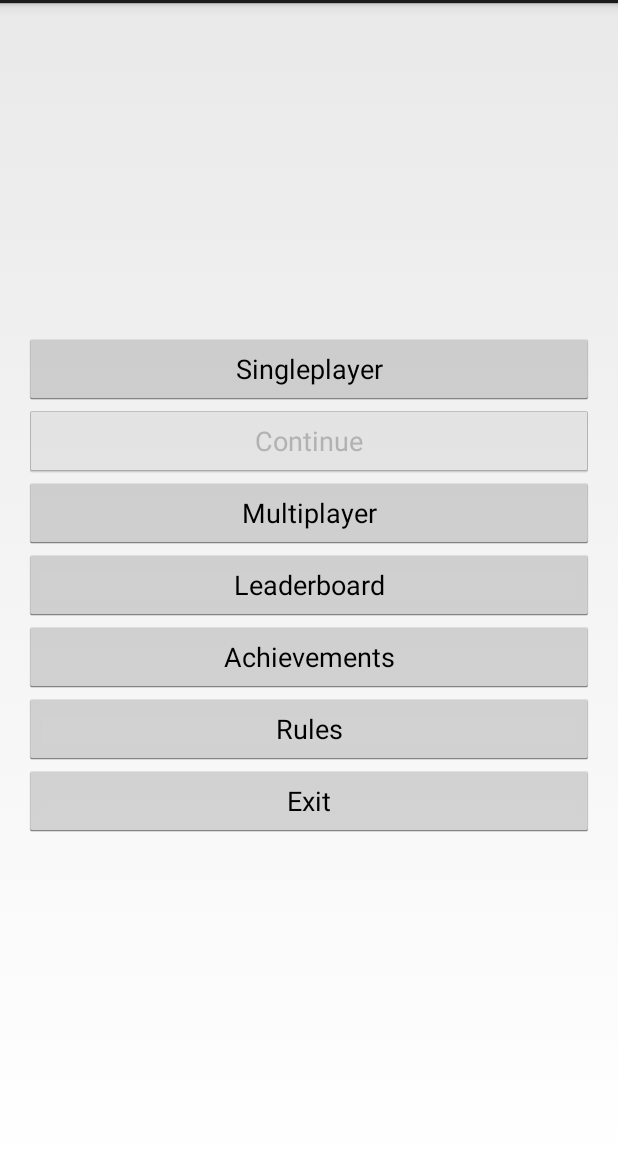
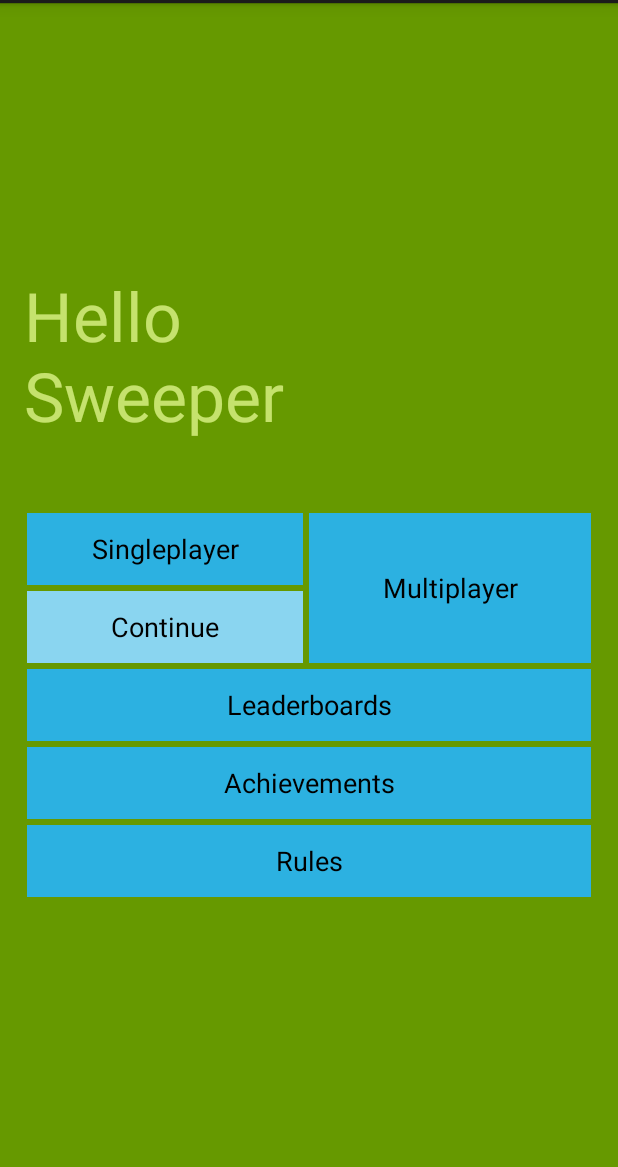
Before and after one commit to AppHat/MultiSweeper, an Android app: the layout activity_home.xml on its own in the app's theme, with its tools: preview values and no code run, on a phone screen of 412 x 824 dp, the part 69-1236 px from its top. Run offline under Robolectric (Android 15) with nearby library versions, the phone set to English and light mode, and no system bars.

Commit message:
Matrial design and repsonse tile buttons

```diff
--- /dev/null
+++ b/app/src/main/res/drawable-hdpi/btn_default.xml
@@ -0,0 +1,11 @@
+<?xml version="1.0" encoding="utf-8"?>
+
+<selector xmlns:android="http://schemas.android.com/apk/res/android">
+    <item android:drawable="@color/btn_default" android:state_enabled="true" android:state_window_focused="false" />
+    <item android:drawable="@color/btn_default_disabled" android:state_enabled="false" android:state_window_focused="false" />
+    <item android:drawable="@color/btn_default_pressed" android:state_pressed="true" />
+    <item android:drawable="@color/btn_default_selected" android:state_enabled="true" android:state_focused="true" />
+    <item android:drawable="@color/btn_default_selected" android:state_enabled="true" />
+    <item android:drawable="@color/btn_default_selected" android:state_focused="true" />
+    <item android:drawable="@color/btn_default_disabled" />
+</selector>
--- a/app/src/main/res/layout/activity_home.xml
+++ b/app/src/main/res/layout/activity_home.xml
@@ -9,14 +9,36 @@
     android:paddingRight="@dimen/activity_horizontal_margin"
     android:paddingTop="@dimen/activity_vertical_margin"
     tools:context=".HomeActivity"
-    android:weightSum="1">
+    android:weightSum="1"
+    android:background="#669900">
+
+    <TextView
+        android:layout_width="fill_parent"
+        android:layout_height="160dp"
+        android:text="@string/app_title"
+        android:id="@+id/textView"
+        android:layout_gravity="center_horizontal"
+        android:textColor="#c5e26d"
+        android:textSize="45sp" />
+
+    <LinearLayout
+        android:orientation="horizontal"
+        android:layout_width="match_parent"
+        android:layout_height="wrap_content">
+
+        <LinearLayout
+            android:orientation="vertical"
+            android:layout_width="0dp"
+            android:layout_height="wrap_content"
+            android:layout_weight="1">
 
             <Button
                 android:id="@+id/singleplayer_button"
                 android:layout_width="match_parent"
                 android:layout_height="wrap_content"
                 android:onClick="startGame"
-        android:text="@string/singleplayer_button" />
+                android:text="@string/singleplayer_button"
+                style="@style/Button.Default" />
 
             <Button
                 android:id="@+id/continue_game_button"
@@ -24,41 +46,53 @@
                 android:layout_height="wrap_content"
                 android:onClick="continueGame"
                 android:text="@string/continue_game"
-        android:enabled="false" />
+                android:enabled="false"
+                style="@style/Button.Default" />
+
+            </LinearLayout>
 
         <Button
             android:id="@+id/multiplayer_button"
-        android:layout_width="match_parent"
-        android:layout_height="wrap_content"
+            android:layout_width="0dp"
+            android:layout_height="match_parent"
             android:onClick="multiplayer"
-        android:text="@string/multiplayer_button" />
+            android:text="@string/multiplayer_button"
+            style="@style/Button.Default"
+            android:layout_weight="1" />
+
+    </LinearLayout>
 
     <Button
         android:id="@+id/high_scores_button"
         android:layout_width="match_parent"
         android:layout_height="wrap_content"
         android:onClick="leaderboard"
-        android:text="@string/high_scores" />
+        android:text="@string/high_scores"
+        style="@style/Button.Default" />
 
     <Button
         android:id="@+id/achievement_button"
         android:layout_width="match_parent"
         android:layout_height="wrap_content"
         android:onClick="achievements"
-        android:text="@string/achievement_button" />
+        android:text="@string/achievement_button"
+        style="@style/Button.Default" />
 
     <Button
         android:id="@+id/rules_button"
         android:layout_width="match_parent"
         android:layout_height="wrap_content"
         android:onClick="rules"
-        android:text="@string/rules" />
+        android:text="@string/rules"
+        style="@style/Button.Default" />
 
+    <!--
     <Button
         android:id="@+id/exit_button"
         android:layout_width="match_parent"
         android:layout_height="wrap_content"
         android:onClick="exit"
-        android:text="@string/exit" />
-
+        android:text="@string/exit"
+        style="@style/Button.Default" />
+    -->
 </LinearLayout>
--- a/app/src/main/res/values/colors.xml
+++ b/app/src/main/res/values/colors.xml
@@ -2,4 +2,27 @@
 <resources>
     <color name="background">#FFF</color>
     <color name="game_board">#000</color>
+
+
+    <color name="btn_default_selected">#33b5e5</color>
+    <color name="btn_default">#2cb1e1</color>
+    <color name="btn_default_disabled">#8ad5f0</color>
+    <color name="btn_default_pressed">#0099CC</color>
+
+<!--
+    <color name="btn_default">#33B5E5</color>
+    <color name="btn_default_disabled">#ffa713</color>
+    <color name="btn_default_pressed">#0099CC</color>
+    <color name="btn_default_selected">#2cb1e1</color>
+    -->
+
+    <color name="white">#ffffff</color>
+    <color name="cyan">#00ffff</color>
+    <color name="green">#00ff00</color>
+    <color name="red">#ff0000</color>
+    <color name="ltgray">#333333</color>
+    <color name="yellow">#ffff00</color>
+    <color name="blue">#0000ff</color>
+    <color name="gray">#222222</color>
+
 </resources>
--- a/app/src/main/res/values/strings.xml
+++ b/app/src/main/res/values/strings.xml
@@ -8,7 +8,7 @@
     <string name="singleplayer_button">Singleplayer</string>
     <string name="multiplayer_button">Multiplayer</string>
     <string name="continue_game">Continue</string>
-    <string name="high_scores">Leaderboard</string>
+    <string name="high_scores">Leaderboards</string>
     <string name="rules">Rules</string>
     <string name="exit">Exit</string>
     <string name="title_activity_single_player">SingleSweeper</string>
@@ -35,4 +35,5 @@
     <string name="back">Back</string>
     <string name="achievement_button">Achievements</string>
     <string name="action_logout">G+ Sign-out</string>
+    <string name="app_title">"Hello\nSweeper"</string>
 </resources>
--- a/app/src/main/res/values/styles.xml
+++ b/app/src/main/res/values/styles.xml
@@ -9,13 +9,10 @@
         <item name="android:textColor">@drawable/btn_tile</item>
     </style>
 
-    <color name="white">#ffffff</color>
-    <color name="cyan">#00ffff</color>
-    <color name="green">#00ff00</color>
-    <color name="red">#ff0000</color>
-    <color name="ltgray">#333333</color>
-    <color name="yellow">#ffff00</color>
-    <color name="blue">#0000ff</color>
-    <color name="gray">#222222</color>
+    <style name="Button.Default" parent="android:Widget.Holo.Light.Button">
+        <item name="android:background">@drawable/btn_default</item>
+        <item name="android:layout_margin">2dip</item>
+        <item name="android:textColor">#000000</item>
+    </style>
 
 </resources>
```
Also changed, not shown: app/src/main/java/de/gehle/pauls/multisweeper/components/AbstractMultiPlayerActivity.java (+14 -14 lines), app/src/main/java/de/gehle/pauls/multisweeper/components/TileButton.java (+22 -19 lines). Lines whose indentation alone changed are shown as unchanged.
